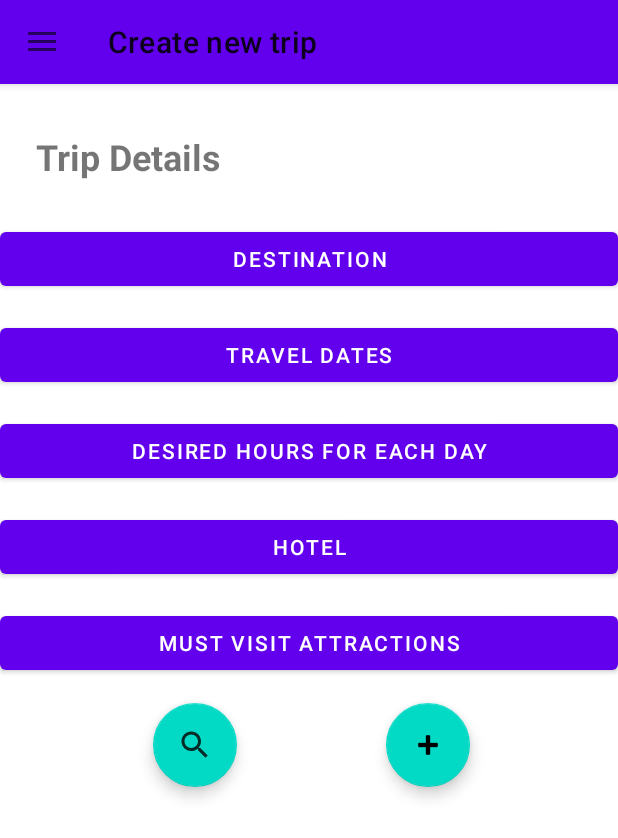
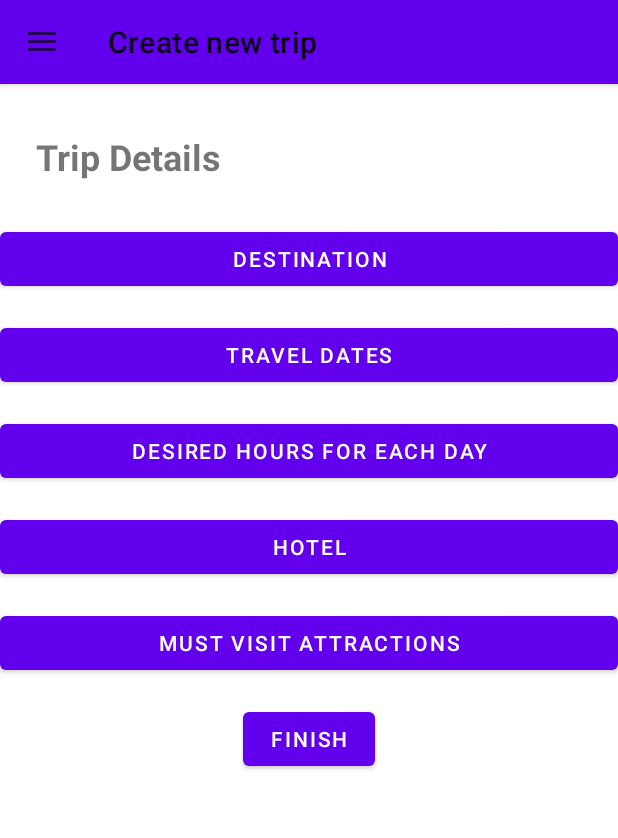
Before and after one commit to YaelD/TUP_App, an Android app: the CreateNewTripFragment screen opened directly, with no data from a screen before it, on a phone screen of 412 x 824 dp. Shown: the top 838 px of the screen. Run offline under Robolectric (Android 15) with nearby library versions, the light colour scheme and no system bars; our stand-ins replace Volley; pictures from the network do not load; Roboto replaces fonts that are not available here.

Commit message:
adding finish buttons to create new trip and to favorites

```diff
--- a/app/src/main/java/TripCreation/CreateNewTripFragment.java
+++ b/app/src/main/java/TripCreation/CreateNewTripFragment.java
@@ -58,7 +58,7 @@ public class CreateNewTripFragment extends Fragment implements View.OnClickListe
 
     private static final String TAG = "CreateNewTripFragment";
     private TextView txtTripDetails, txtEndDatePickError, txtFrom, txtTo;
-    private Button btnDestination, btnTripDates, btnDesiredHoursInDay, btnMustVisitAtt, btnHotel, btnTest;
+    private Button btnDestination, btnTripDates, btnDesiredHoursInDay, btnMustVisitAtt, btnHotel, btnFinishCreation;
     private Spinner destinationSpinner, spinnerHotels;
     private FloatingActionButton fltBtnAddAttr, fltBtnSearchAttr;
     private boolean isBtnDestinationClicked = false, isBtnTripDatesClicked = false, isBtnDesiredHoursInDayClicked = false, isBtnMustVisitAtt = false;
@@ -165,6 +165,7 @@ public class CreateNewTripFragment extends Fragment implements View.OnClickListe
         btnDesiredHoursInDay.setOnClickListener(this);
         btnMustVisitAtt.setOnClickListener(this);
         btnHotel.setOnClickListener(this);
+        btnFinishCreation.setOnClickListener(this);
 
 
         fltBtnSearchAttr.setOnClickListener(new View.OnClickListener() {
@@ -313,8 +314,7 @@ public class CreateNewTripFragment extends Fragment implements View.OnClickListe
         fltBtnAddAttr = view.findViewById(R.id.fltBtnAddAttr);
         fltBtnSearchAttr = view.findViewById(R.id.fltBtnSearchAttr);
         recViewMustVisitAttr = view.findViewById(R.id.recViewMustVisitAttr);
-
-        btnTest = view.findViewById(R.id.btnTest);
+        btnFinishCreation = view.findViewById(R.id.btnFinishCreation);
     }
 
     @Override
@@ -361,16 +361,20 @@ public class CreateNewTripFragment extends Fragment implements View.OnClickListe
                 if(!isBtnMustVisitAtt) {
                     fltBtnSearchAttr.setVisibility(View.VISIBLE);
                     fltBtnAddAttr.setVisibility(View.VISIBLE);
+                    recViewMustVisitAttr.setVisibility(View.VISIBLE);
                     isBtnMustVisitAtt = true;
                 }
                 else {
                     fltBtnSearchAttr.setVisibility(View.GONE);
                     fltBtnAddAttr.setVisibility(View.GONE);
+                    recViewMustVisitAttr.setVisibility(View.GONE);
                     isBtnMustVisitAtt = false;
                 }
                 break;
             case R.id.btnHotel:
                 spinnerHotels.setVisibility(View.VISIBLE);
+                break;
+            case R.id.btnFinishCreation:
                 break;
             default:
                 break;
--- a/app/src/main/res/layout/fragment_create_new_trip.xml
+++ b/app/src/main/res/layout/fragment_create_new_trip.xml
@@ -9,8 +9,8 @@
     <ScrollView
         android:layout_width="match_parent"
         android:layout_height="match_parent"
-        tools:layout_editor_absoluteX="-31dp"
-        tools:layout_editor_absoluteY="-158dp">
+        tools:layout_editor_absoluteX="0dp"
+        tools:layout_editor_absoluteY="-60dp">
 
         <androidx.constraintlayout.widget.ConstraintLayout
             android:layout_width="match_parent"
@@ -164,17 +164,6 @@
                 android:orientation="vertical"
                 app:layout_constraintGuide_begin="24dp" />
 
-            <Button
-                android:id="@+id/btnTest"
-                android:layout_width="wrap_content"
-                android:layout_height="wrap_content"
-                android:text="Button"
-                android:visibility="visible"
-                app:layout_constraintEnd_toEndOf="parent"
-                app:layout_constraintHorizontal_bias="0.731"
-                app:layout_constraintStart_toStartOf="parent"
-                app:layout_constraintTop_toBottomOf="parent" />
-
             <TextView
                 android:id="@+id/txtEndDatePickError"
                 android:layout_width="wrap_content"
@@ -217,7 +206,7 @@
                 android:layout_width="wrap_content"
                 android:layout_height="wrap_content"
                 android:clickable="true"
-                android:visibility="visible"
+                android:visibility="gone"
                 app:layout_constraintBottom_toBottomOf="@+id/fltBtnSearchAttr"
                 app:layout_constraintEnd_toEndOf="parent"
                 app:layout_constraintStart_toEndOf="@+id/fltBtnSearchAttr"
@@ -231,7 +220,7 @@
                 android:layout_height="wrap_content"
                 android:layout_marginTop="16dp"
                 android:clickable="true"
-                android:visibility="visible"
+                android:visibility="gone"
                 app:layout_constraintEnd_toEndOf="parent"
                 app:layout_constraintHorizontal_bias="0.287"
                 app:layout_constraintStart_toStartOf="parent"
@@ -245,10 +234,21 @@
                 android:layout_width="match_parent"
                 android:layout_height="wrap_content"
                 android:layout_marginTop="16dp"
+                android:visibility="gone"
                 app:layout_constraintEnd_toEndOf="parent"
                 app:layout_constraintHorizontal_bias="0.498"
                 app:layout_constraintStart_toStartOf="parent"
                 app:layout_constraintTop_toBottomOf="@+id/fltBtnSearchAttr" />
+
+            <Button
+                android:id="@+id/btnFinishCreation"
+                android:layout_width="wrap_content"
+                android:layout_height="wrap_content"
+                android:layout_marginTop="16dp"
+                android:text="Finish"
+                app:layout_constraintEnd_toEndOf="parent"
+                app:layout_constraintStart_toStartOf="parent"
+                app:layout_constraintTop_toBottomOf="@+id/recViewMustVisitAttr" />
 
 
         </androidx.constraintlayout.widget.ConstraintLayout>
```
Also changed, not shown: app/src/main/java/FavoriteAttractions/FavoriteAttractionsFragment.java (+16 -0 lines), app/src/main/res/layout/fragment_favorite_attractions.xml (+31 -2 lines).
